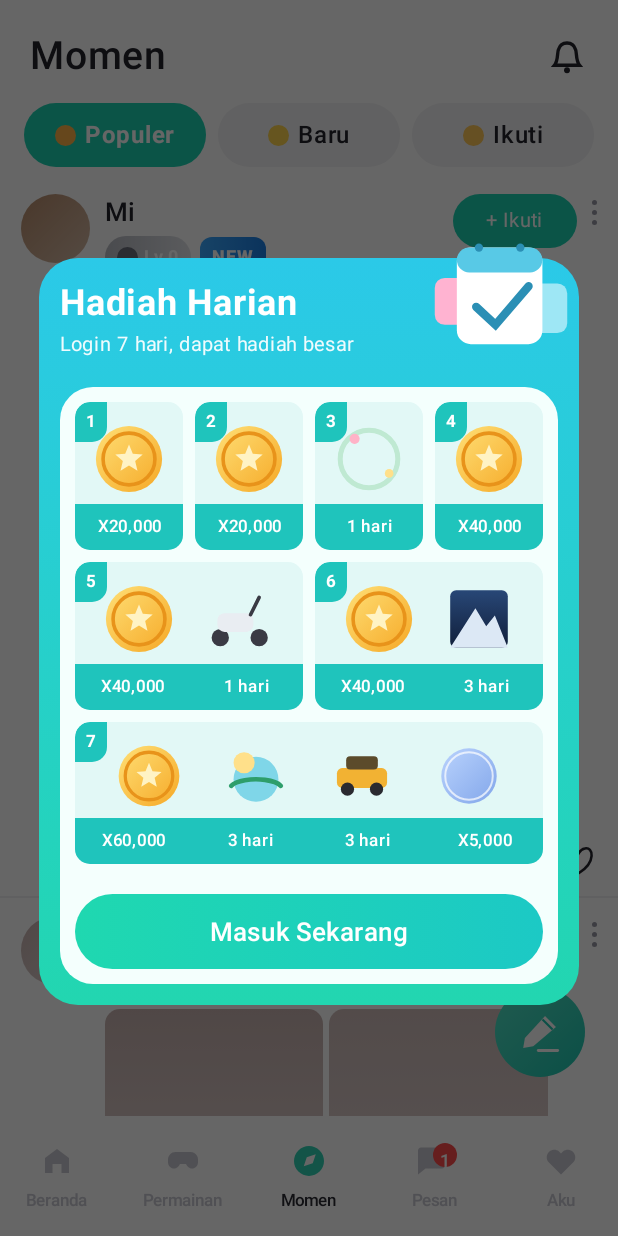
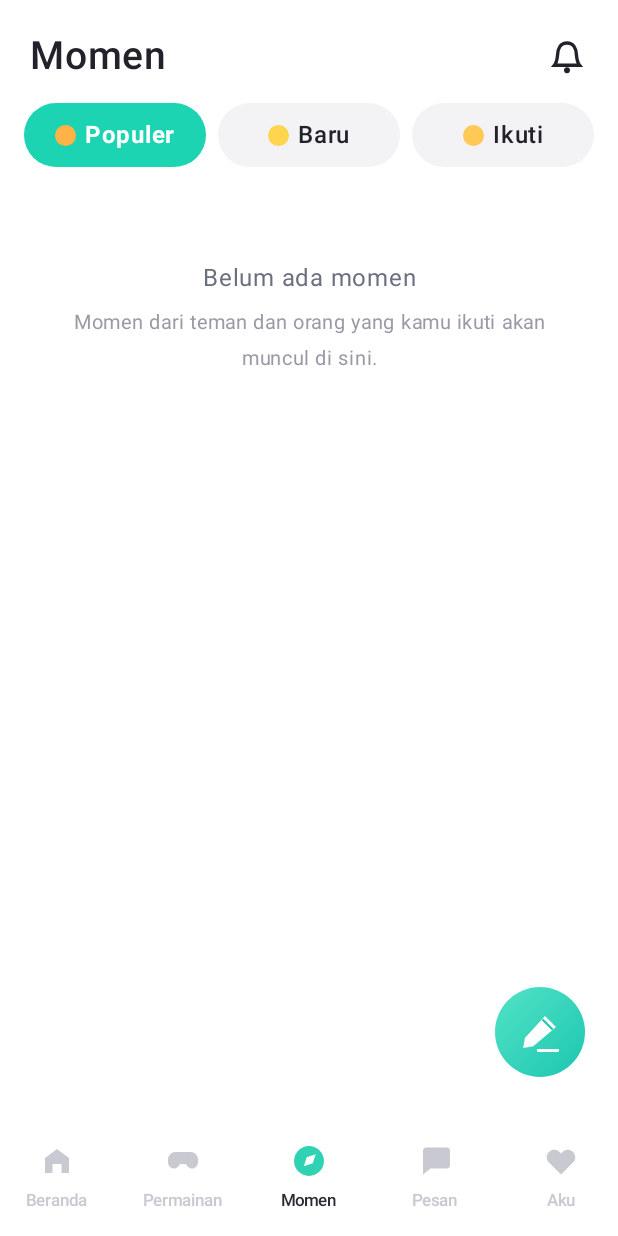
Before and after one commit to exbottod/liveroom-android, an Android app built with Jetpack Compose: the composable HomeScreen called with empty values, item 3 of the bottom bar chosen, on a phone screen of 412 x 824 dp. Run offline under Robolectric (Android 15) with nearby library versions, the phone set to English and light mode, and no system bars.

Commit message:
Remove all demo data: rooms, moments, messages, check-in, guest entry (v0.1.27)

```diff
--- a/app/build.gradle.kts
+++ b/app/build.gradle.kts
@@ -22,8 +22,8 @@ android {
         applicationId = "com.venderlive.app"
         minSdk = 24
         targetSdk = 35
-        versionCode = 27
-        versionName = "0.1.26"
+        versionCode = 28
+        versionName = "0.1.27"
 
         buildConfigField("String", "API_BASE_URL", "\"${prop("API_BASE_URL", "https://vender.43-156-99-4.sslip.io/")}\"")
         buildConfigField("String", "AGORA_APP_ID", "\"${prop("AGORA_APP_ID", "")}\"")
--- a/app/src/main/java/com/venderlive/app/navigation/AppNav.kt
+++ b/app/src/main/java/com/venderlive/app/navigation/AppNav.kt
@@ -59,11 +59,7 @@ fun AppNav() {
             val vm: LoginViewModel = viewModel { LoginViewModel(app.authRepository) }
             LoginScreen(
                 viewModel = vm,
-                onGuest = {
-                    navController.navigate(Route.HOME) {
-                        popUpTo(Route.LOGIN) { inclusive = true }
-                    }
-                },
+                // No guest entry: every user must have a real account and ID.
                 onLoggedIn = { result ->
                     // First login asks for name and gender; any later login goes straight in.
                     val firstTime = result.user.isNew || result.user.nickname.isNullOrBlank()
--- /dev/null
+++ b/app/src/main/java/com/venderlive/app/ui/home/EmptyState.kt
@@ -0,0 +1,27 @@
+package com.venderlive.app.ui.home
+
+import androidx.compose.foundation.layout.Arrangement
+import androidx.compose.foundation.layout.Column
+import androidx.compose.foundation.layout.fillMaxWidth
+import androidx.compose.foundation.layout.padding
+import androidx.compose.material3.Text
+import androidx.compose.runtime.Composable
+import androidx.compose.ui.Alignment
+import androidx.compose.ui.Modifier
+import androidx.compose.ui.graphics.Color
+import androidx.compose.ui.text.style.TextAlign
+import androidx.compose.ui.unit.dp
+import androidx.compose.ui.unit.sp
+
+/** Shown by a tab while the server has nothing to list yet. */
+@Composable
+fun EmptyState(title: String, hint: String, modifier: Modifier = Modifier) {
+    Column(
+        modifier = modifier.fillMaxWidth().padding(horizontal = 32.dp, vertical = 56.dp),
+        horizontalAlignment = Alignment.CenterHorizontally,
+        verticalArrangement = Arrangement.spacedBy(6.dp),
+    ) {
+        Text(title, color = Color(0xFF6B7080), fontSize = 16.sp, textAlign = TextAlign.Center)
+        Text(hint, color = Color(0xFF9A9AA6), fontSize = 13.sp, textAlign = TextAlign.Center)
+    }
+}
--- a/app/src/main/java/com/venderlive/app/ui/home/HomeFeed.kt
+++ b/app/src/main/java/com/venderlive/app/ui/home/HomeFeed.kt
@@ -67,14 +67,8 @@ data class FeedRoom(
     val pk: Boolean = false,
 )
 
-val SampleFeedRooms = listOf(
-    FeedRoom("r1", "welcome", 1, "ID", Color(0xFFC9C3BB)),
-    FeedRoom("r2", "SPALEE NORIM", 8, "RS", Color(0xFFD7B8F2), pk = true),
-    FeedRoom("r3", "Gulya", 30, "KZ", Color(0xFF9FB0B8), pk = true),
-    FeedRoom("r4", "adyb", 8, "EG", Color(0xFFB59C86), pk = true),
-    FeedRoom("r5", "Malam Santai", 14, "ID", Color(0xFF8FA8D8)),
-    FeedRoom("r6", "Ngopi Bareng", 5, "ID", Color(0xFFE0B7A0)),
-)
+/** Real rooms come from the server; until then the feed is empty. */
+val NoFeedRooms: List<FeedRoom> = emptyList()
 
 private val FeedTabs = listOf("Milik saya", "Populer", "Berpesta")
 private val FeedChips = listOf("Panas", "Baru", "Permainan", "PK")
@@ -84,7 +78,7 @@ fun HomeFeed(
     onOpenRoom: (String) -> Unit,
     onSearch: () -> Unit = {},
     onCreateRoom: () -> Unit = {},
-    rooms: List<FeedRoom> = SampleFeedRooms,
+    rooms: List<FeedRoom> = NoFeedRooms,
 ) {
     var tab by remember { mutableIntStateOf(1) }
     var chip by remember { mutableIntStateOf(0) }
@@ -109,6 +103,11 @@ fun HomeFeed(
             item(span = { GridItemSpan(2) }) { BannerCarousel() }
             item(span = { GridItemSpan(2) }) { ShortcutRow() }
             item(span = { GridItemSpan(2) }) { ChipRow(chip) { chip = it } }
+            if (rooms.isEmpty()) {
+                item(span = { GridItemSpan(2) }) {
+                    EmptyState("Belum ada room", "Room yang sedang aktif akan muncul di sini.")
+                }
+            }
             items(rooms) { room -> RoomCard(room) { onOpenRoom(room.title) } }
         }
     }
--- a/app/src/main/java/com/venderlive/app/ui/home/HomeScreen.kt
+++ b/app/src/main/java/com/venderlive/app/ui/home/HomeScreen.kt
@@ -50,7 +50,8 @@ fun HomeScreen(
     onOpenRoom: (String) -> Unit = {},
 ) {
     var tab by remember { mutableStateOf(0) }
-    var showCheckIn by remember { mutableStateOf(true) }
+    // The daily check-in rewards are not backed by the server yet, so the popup stays off.
+    var showCheckIn by remember { mutableStateOf(false) }
     val tabs = listOf(
         "Beranda" to R.drawable.home_ic_tab_home,
         "Permainan" to R.drawable.home_ic_tab_game,
--- a/app/src/main/java/com/venderlive/app/ui/home/MessagesScreen.kt
+++ b/app/src/main/java/com/venderlive/app/ui/home/MessagesScreen.kt
@@ -45,19 +45,17 @@ data class Conversation(
     val unread: Int = 0,
 )
 
-val SampleConversations = listOf(
-    Conversation("team", ConversationKind.OFFICIAL_TEAM, "Tim Vender", "Kirim hadiah acara untuk mengumpulkan poin, ...", "Senin", 1),
-    Conversation("gift", ConversationKind.GIFT_NOTICE, "Pemberitahuan Hadiah"),
-)
+/** Real conversations come from the server; until then the inbox is empty. */
+val NoConversations: List<Conversation> = emptyList()
 
 private val MsgTeal = Color(0xFF1CDBBA)
 
 /** Total unread, used for the badge on the bottom tab. */
-fun unreadTotal(list: List<Conversation> = SampleConversations) = list.sumOf { it.unread }
+fun unreadTotal(list: List<Conversation> = NoConversations) = list.sumOf { it.unread }
 
 @Composable
 fun MessagesScreen(
-    conversations: List<Conversation> = SampleConversations,
+    conversations: List<Conversation> = NoConversations,
     onOpen: (Conversation) -> Unit = {},
 ) {
     Column(modifier = Modifier.fillMaxSize().background(MsgTeal)) {
@@ -73,6 +71,9 @@ fun MessagesScreen(
                 .background(Color.White),
         ) {
             LazyColumn(modifier = Modifier.fillMaxSize().padding(top = 10.dp)) {
+                if (conversations.isEmpty()) {
+                    item { EmptyState("Belum ada pesan", "Percakapan kamu akan muncul di sini.") }
+                }
                 items(conversations, key = { it.id }) { c -> ConversationRow(c) { onOpen(c) } }
             }
         }
--- a/app/src/main/java/com/venderlive/app/ui/home/MomentScreen.kt
+++ b/app/src/main/java/com/venderlive/app/ui/home/MomentScreen.kt
@@ -53,11 +53,8 @@ data class MomentPost(
     val following: Boolean = false,
 )
 
-val SampleMoments = listOf(
-    MomentPost("m1", "Mi", 0, true, "Mi", 1, "46 menit yang lalu", tint = Color(0xFFB88C6B)),
-    MomentPost("m2", "Lexa", 0, false, "", 2, "2 jam yang lalu", tint = Color(0xFFC9B3B0)),
-    MomentPost("m3", "Dinda", 12, false, "Selamat malam semua", 2, "6 jam yang lalu", tint = Color(0xFF9DB0C6)),
-)
+/** Real posts come from the server; until then the tab is empty. */
+val NoMoments: List<MomentPost> = emptyList()
 
 private val MomentTeal = Color(0xFF1CD3B2)
 private val Ink = Color(0xFF22222B)
@@ -66,7 +63,7 @@ private val MomentChips = listOf("Populer", "Baru", "Ikuti")
 
 @Composable
 fun MomentScreen(
-    posts: List<MomentPost> = SampleMoments,
+    posts: List<MomentPost> = NoMoments,
     onCompose: () -> Unit = {},
     onNotifications: () -> Unit = {},
 ) {
@@ -103,6 +100,9 @@ fun MomentScreen(
                 }
             }
             LazyColumn(modifier = Modifier.fillMaxSize(), contentPadding = androidx.compose.foundation.layout.PaddingValues(bottom = 90.dp)) {
+                if (posts.isEmpty()) {
+                    item { EmptyState("Belum ada momen", "Momen dari teman dan orang yang kamu ikuti akan muncul di sini.") }
+                }
                 items(posts, key = { it.id }) { p ->
                     PostCard(p, isFollowing = p.id in followed) {
                         followed = if (p.id in followed) followed - p.id else followed + p.id
--- a/app/src/main/java/com/venderlive/app/ui/login/LoginHome.kt
+++ b/app/src/main/java/com/venderlive/app/ui/login/LoginHome.kt
@@ -113,7 +113,7 @@ fun LoginHome(
             Row(horizontalArrangement = Arrangement.spacedBy(18.dp), verticalAlignment = Alignment.CenterVertically) {
                 SmallMethod(Color(0xFF3AA4F0), onClick = { onTelegram(); soon("Login Telegram") }) { TelegramGlyph(Modifier.size(20.dp)) }
                 SmallMethod(LoginTeal, onClick = onPhone) { PhoneGlyph(Modifier.size(18.dp)) }
-                SmallMethod(Color(0xFFE6E6EA), onClick = { onGuest(); soon("Login tamu") }) { GuestGlyph(Modifier.size(20.dp)) }
+                SmallMethod(Color(0xFFE6E6EA), onClick = { soon("Login tamu") }) { GuestGlyph(Modifier.size(20.dp)) }
             }
             Spacer(Modifier.height(16.dp))
             AgreementLine(onOpenTerms, onOpenPrivacy)
```
